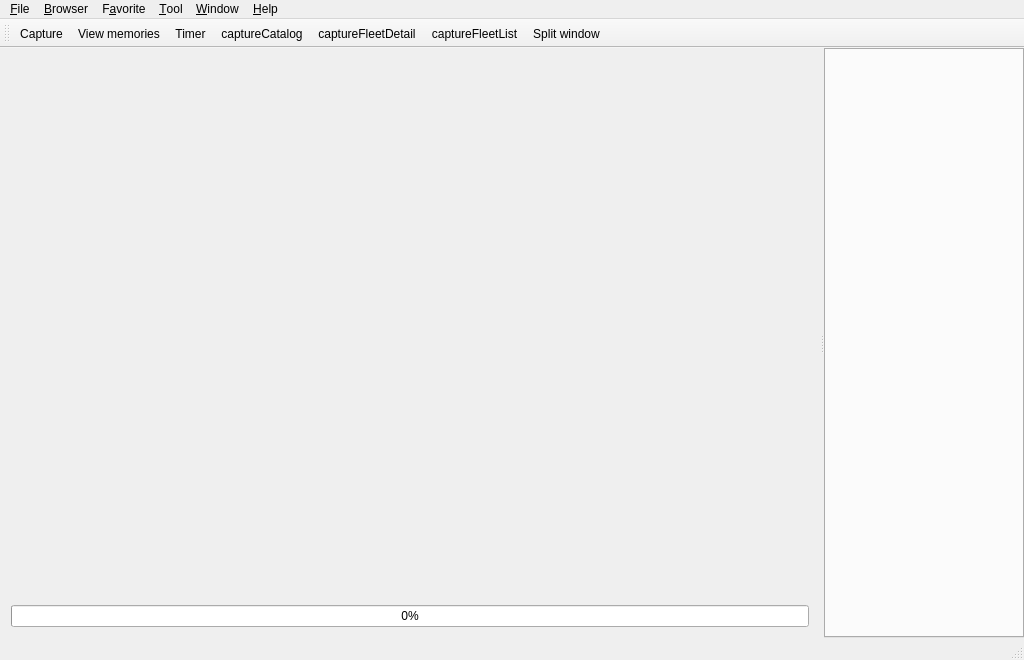
Above: mainwindow.ui from ioriayane/KanmusuMemory before the change. Below: the same form after it.
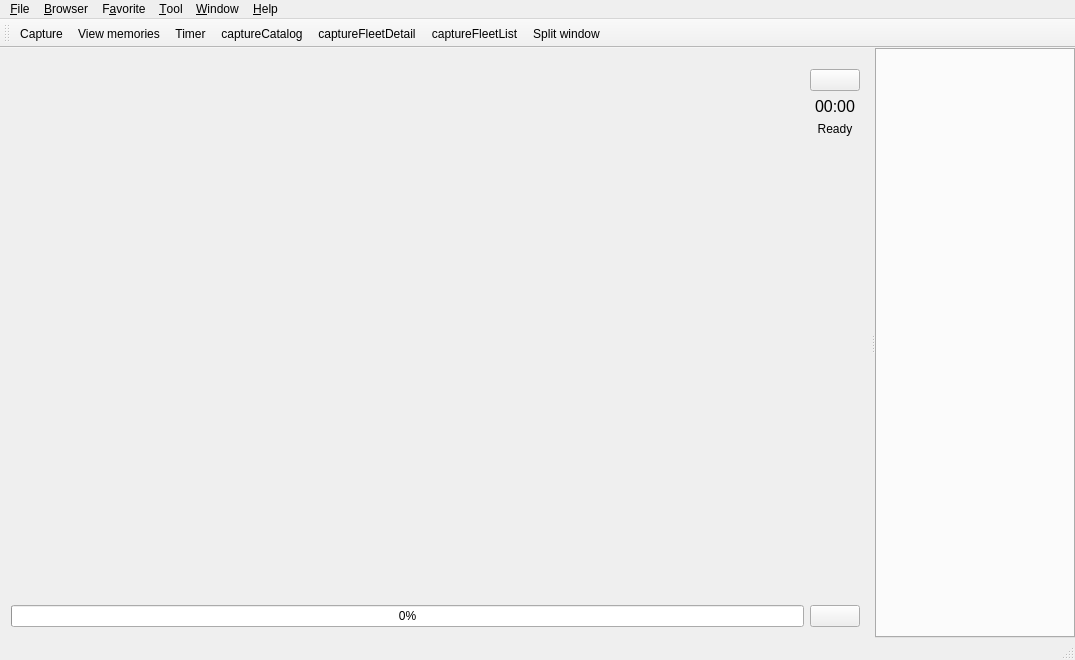
That is the form after the change. Icons and pictures are not drawn. Custom widgets are drawn as their Qt base class.

Commit message: add record button etc in Mainwindow

Diff of the .ui file:
```diff
--- a/mainwindow.ui
+++ b/mainwindow.ui
@@ -6,7 +6,7 @@
    <rect>
     <x>0</x>
     <y>0</y>
-    <width>1024</width>
+    <width>1075</width>
     <height>660</height>
    </rect>
   </property>
@@ -46,6 +46,8 @@
        <enum>Qt::Horizontal</enum>
       </property>
       <widget class="QWidget" name="verticalLayoutWidget">
+       <layout class="QHBoxLayout" name="horizontalLayout">
+        <item>
        <layout class="QVBoxLayout" name="verticalLayout">
         <item>
          <widget class="WebView" name="webView" native="true">
@@ -172,6 +174,141 @@
          </widget>
         </item>
        </layout>
+        </item>
+        <item>
+         <layout class="QVBoxLayout" name="recordLayout">
+          <property name="topMargin">
+           <number>10</number>
+          </property>
+          <item>
+           <widget class="QPushButton" name="recordSettingButton">
+            <property name="minimumSize">
+             <size>
+              <width>50</width>
+              <height>0</height>
+             </size>
+            </property>
+            <property name="maximumSize">
+             <size>
+              <width>50</width>
+              <height>16777215</height>
+             </size>
+            </property>
+            <property name="toolTip">
+             <string>Record start/stop</string>
+            </property>
+            <property name="text">
+             <string/>
+            </property>
+            <property name="icon">
+             <iconset resource="KanmusuMemory.qrc">
+              <normaloff>:/resources/RecordButton1.png</normaloff>
+              <normalon>:/resources/RecordButton2.png</normalon>:/resources/RecordButton1.png</iconset>
+            </property>
+            <property name="iconSize">
+             <size>
+              <width>32</width>
+              <height>32</height>
+             </size>
+            </property>
+           </widget>
+          </item>
+          <item>
+           <widget class="QLabel" name="recordingTimeLabel">
+            <property name="maximumSize">
+             <size>
+              <width>75</width>
+              <height>16777215</height>
+             </size>
+            </property>
+            <property name="font">
+             <font>
+              <pointsize>12</pointsize>
+             </font>
+            </property>
+            <property name="text">
+             <string>00:00</string>
+            </property>
+            <property name="alignment">
+             <set>Qt::AlignCenter</set>
+            </property>
+           </widget>
+          </item>
+          <item>
+           <widget class="QLabel" name="recordStatusLabel">
+            <property name="maximumSize">
+             <size>
+              <width>75</width>
+              <height>16777215</height>
+             </size>
+            </property>
+            <property name="font">
+             <font>
+              <pointsize>9</pointsize>
+             </font>
+            </property>
+            <property name="text">
+             <string>Ready</string>
+            </property>
+            <property name="alignment">
+             <set>Qt::AlignCenter</set>
+            </property>
+           </widget>
+          </item>
+          <item>
+           <spacer name="verticalSpacer">
+            <property name="orientation">
+             <enum>Qt::Vertical</enum>
+            </property>
+            <property name="sizeHint" stdset="0">
+             <size>
+              <width>20</width>
+              <height>40</height>
+             </size>
+            </property>
+           </spacer>
+          </item>
+          <item>
+           <widget class="QPushButton" name="recordButton">
+            <property name="sizePolicy">
+             <sizepolicy hsizetype="Fixed" vsizetype="Fixed">
+              <horstretch>0</horstretch>
+              <verstretch>0</verstretch>
+             </sizepolicy>
+            </property>
+            <property name="minimumSize">
+             <size>
+              <width>50</width>
+              <height>0</height>
+             </size>
+            </property>
+            <property name="maximumSize">
+             <size>
+              <width>50</width>
+              <height>16777215</height>
+             </size>
+            </property>
+            <property name="toolTip">
+             <string>Record settings ...</string>
+            </property>
+            <property name="text">
+             <string notr="true"/>
+            </property>
+            <property name="icon">
+             <iconset resource="KanmusuMemory.qrc">
+              <normaloff>:/resources/RecordSettingButton.png</normaloff>:/resources/RecordSettingButton.png</iconset>
+            </property>
+            <property name="iconSize">
+             <size>
+              <width>22</width>
+              <height>22</height>
+             </size>
+            </property>
+           </widget>
+          </item>
+         </layout>
+        </item>
+       </layout>
       </widget>
       <widget class="TabWidget" name="tabWidget">
        <property name="enabled">
@@ -202,7 +339,7 @@
     <rect>
      <x>0</x>
      <y>0</y>
-     <width>1024</width>
+     <width>1075</width>
      <height>21</height>
     </rect>
    </property>
```
Left out of the diff: 13 changed lines with no effect on the pictures. Lines whose indentation alone changed are shown as unchanged. The commit also changes 12 other files.
